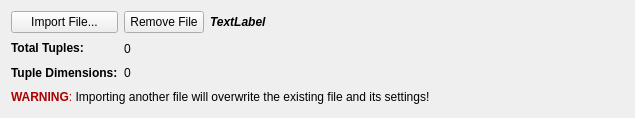
Qt form Source/Plugins/IO/FilterParameterWidgets/UI_Files/ImportASCIIDataWidget.ui (BlueQuartzSoftware/DREAM3D) before a commit.
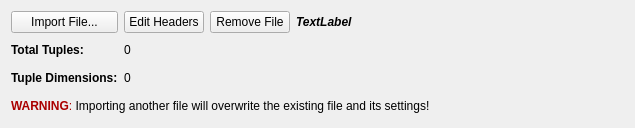
The same form after that commit.

Commit message: Throw error during dataCheck when a column header selected in the wizard matches an existing array name in the currently selected attribute matrix.  Allowing user to edit the column headers outside of the wizard to rectify this issue.

Diff of the .ui file:
```diff
--- a/Source/Plugins/IO/FilterParameterWidgets/UI_Files/ImportASCIIDataWidget.ui
+++ b/Source/Plugins/IO/FilterParameterWidgets/UI_Files/ImportASCIIDataWidget.ui
@@ -7,28 +7,35 @@
     <x>0</x>
     <y>0</y>
     <width>635</width>
-    <height>118</height>
+    <height>128</height>
    </rect>
   </property>
   <property name="windowTitle">
    <string>Form</string>
   </property>
   <layout class="QGridLayout" name="gridLayout">
-   <item row="1" column="1">
+   <item row="2" column="1">
     <widget class="QLabel" name="tupleCountLabel">
      <property name="text">
       <string>&lt;html&gt;&lt;head/&gt;&lt;body&gt;&lt;p&gt;&lt;span style=&quot; font-weight:600;&quot;&gt;Total Tuples:&lt;/span&gt;&lt;/p&gt;&lt;/body&gt;&lt;/html&gt;</string>
      </property>
     </widget>
    </item>
-   <item row="4" column="1" colspan="4">
+   <item row="0" column="3">
+    <widget class="QPushButton" name="removeFileBtn">
+     <property name="text">
+      <string>Remove File</string>
+     </property>
+    </widget>
+   </item>
+   <item row="5" column="1" colspan="5">
     <widget class="QLabel" name="warningLabel">
      <property name="text">
       <string>&lt;html&gt;&lt;head/&gt;&lt;body&gt;&lt;p&gt;&lt;span style=&quot; font-size:9pt; font-weight:600; color:#aa0000;&quot;&gt;WARNING&lt;/span&gt;&lt;span style=&quot; font-size:9pt; color:#aa0000;&quot;&gt;: &lt;/span&gt;&lt;span style=&quot; font-size:9pt; color:#000000;&quot;&gt;Importing another file will overwrite the existing file and its settings!&lt;/span&gt;&lt;/p&gt;&lt;/body&gt;&lt;/html&gt;</string>
      </property>
     </widget>
    </item>
-   <item row="0" column="3">
+   <item row="0" column="4">
     <widget class="QLabel" name="fileImportedLabel">
      <property name="font">
       <font>
@@ -42,21 +49,7 @@
      </property>
     </widget>
    </item>
-   <item row="0" column="2">
-    <widget class="QPushButton" name="removeFileBtn">
-     <property name="text">
-      <string>Remove File</string>
-     </property>
-    </widget>
-   </item>
-   <item row="1" column="2">
-    <widget class="QLabel" name="tupleCount">
-     <property name="text">
-      <string>0</string>
-     </property>
-    </widget>
-   </item>
-   <item row="0" column="4">
+   <item row="0" column="5">
     <spacer name="horizontalSpacer">
      <property name="orientation">
       <enum>Qt::Horizontal</enum>
@@ -69,6 +62,13 @@
      </property>
     </spacer>
    </item>
+   <item row="4" column="1">
+    <widget class="QLabel" name="tupleDimsLabel">
+     <property name="text">
+      <string>&lt;html&gt;&lt;head/&gt;&lt;body&gt;&lt;p&gt;&lt;span style=&quot; font-weight:600;&quot;&gt;Tuple Dimensions:&lt;/span&gt;&lt;/p&gt;&lt;/body&gt;&lt;/html&gt;</string>
+     </property>
+    </widget>
+   </item>
    <item row="0" column="1">
     <widget class="QPushButton" name="importFileBtn">
      <property name="text">
@@ -76,14 +76,21 @@
      </property>
     </widget>
    </item>
-   <item row="3" column="1">
-    <widget class="QLabel" name="tupleDimsLabel">
+   <item row="0" column="2">
+    <widget class="QPushButton" name="editHeadersBtn">
      <property name="text">
-      <string>&lt;html&gt;&lt;head/&gt;&lt;body&gt;&lt;p&gt;&lt;span style=&quot; font-weight:600;&quot;&gt;Tuple Dimensions:&lt;/span&gt;&lt;/p&gt;&lt;/body&gt;&lt;/html&gt;</string>
+      <string>Edit Headers</string>
      </property>
     </widget>
    </item>
-   <item row="3" column="2">
+   <item row="2" column="2">
+    <widget class="QLabel" name="tupleCount">
+     <property name="text">
+      <string>0</string>
+     </property>
+    </widget>
+   </item>
+   <item row="4" column="2">
     <widget class="QLabel" name="tupleDims">
      <property name="text">
       <string>0</string>
```
The commit also changes 6 other files.
